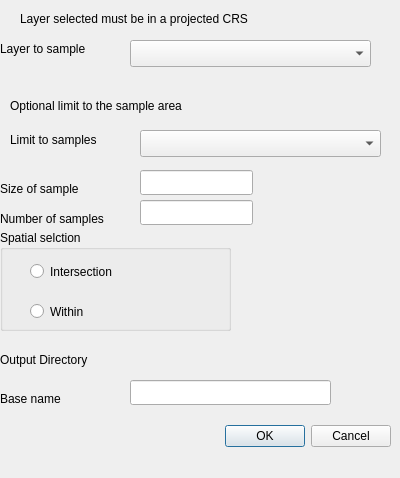
Qt form select_areas/select_areas_dialog_base.ui (ianturton/random_rectangles) before a commit.
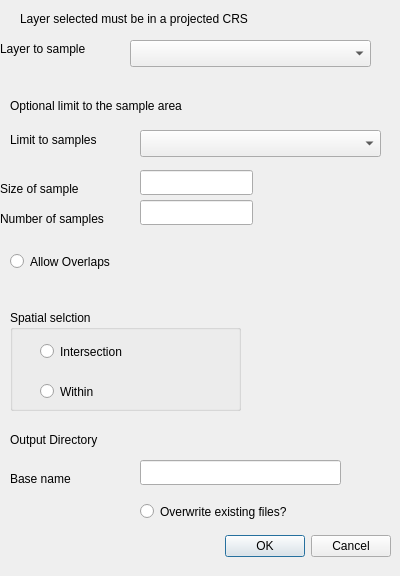
The same form after that commit. Custom widgets are drawn as their Qt base class.

Commit message: move work to background process

```diff
--- a/select_areas/select_areas_dialog_base.ui
+++ b/select_areas/select_areas_dialog_base.ui
@@ -7,7 +7,7 @@
     <x>0</x>
     <y>0</y>
     <width>400</width>
-    <height>478</height>
+    <height>576</height>
    </rect>
   </property>
   <property name="windowTitle">
@@ -17,7 +17,7 @@
    <property name="geometry">
     <rect>
      <x>50</x>
-     <y>420</y>
+     <y>530</y>
      <width>341</width>
      <height>32</height>
     </rect>
@@ -150,8 +150,8 @@
   <widget class="QgsFileWidget" name="mQgsFileWidget">
    <property name="geometry">
     <rect>
-     <x>130</x>
-     <y>350</y>
+     <x>140</x>
+     <y>430</y>
      <width>241</width>
      <height>27</height>
     </rect>
@@ -160,8 +160,8 @@
   <widget class="QLabel" name="label_7">
    <property name="geometry">
     <rect>
-     <x>0</x>
-     <y>350</y>
+     <x>10</x>
+     <y>430</y>
      <width>121</width>
      <height>20</height>
     </rect>
@@ -173,8 +173,8 @@
   <widget class="QLabel" name="label_8">
    <property name="geometry">
     <rect>
-     <x>0</x>
-     <y>390</y>
+     <x>10</x>
+     <y>470</y>
      <width>91</width>
      <height>17</height>
     </rect>
@@ -186,8 +186,8 @@
   <widget class="QLineEdit" name="lineEdit_3">
    <property name="geometry">
     <rect>
-     <x>130</x>
-     <y>380</y>
+     <x>140</x>
+     <y>460</y>
      <width>201</width>
      <height>25</height>
     </rect>
@@ -196,8 +196,8 @@
   <widget class="QGroupBox" name="groupBox">
    <property name="geometry">
     <rect>
-     <x>0</x>
-     <y>230</y>
+     <x>10</x>
+     <y>310</y>
      <width>231</width>
      <height>101</height>
     </rect>
@@ -232,6 +232,32 @@
     </property>
    </widget>
   </widget>
+  <widget class="QRadioButton" name="radioButton_3">
+   <property name="geometry">
+    <rect>
+     <x>10</x>
+     <y>250</y>
+     <width>131</width>
+     <height>23</height>
+    </rect>
+   </property>
+   <property name="text">
+    <string>Allow Overlaps</string>
+   </property>
+  </widget>
+  <widget class="QRadioButton" name="radioButton_4">
+   <property name="geometry">
+    <rect>
+     <x>140</x>
+     <y>500</y>
+     <width>191</width>
+     <height>23</height>
+    </rect>
+   </property>
+   <property name="text">
+    <string>Overwrite existing files?</string>
+   </property>
+  </widget>
  </widget>
  <customwidgets>
   <customwidget>
```
The commit also changes 1 other file.
